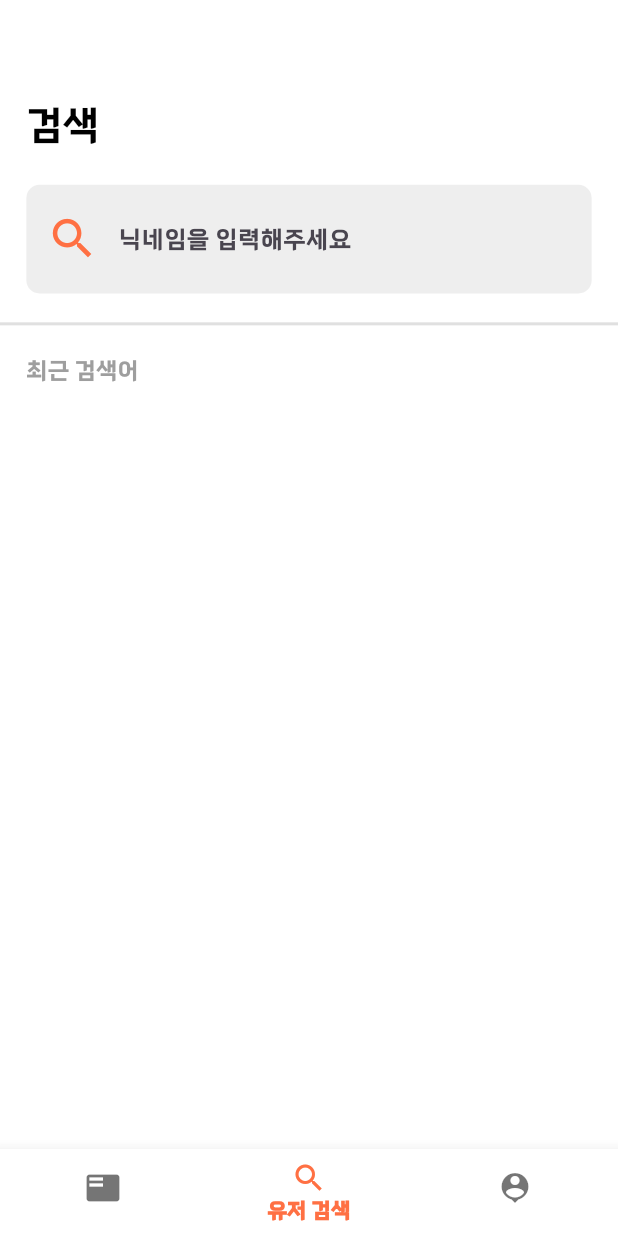
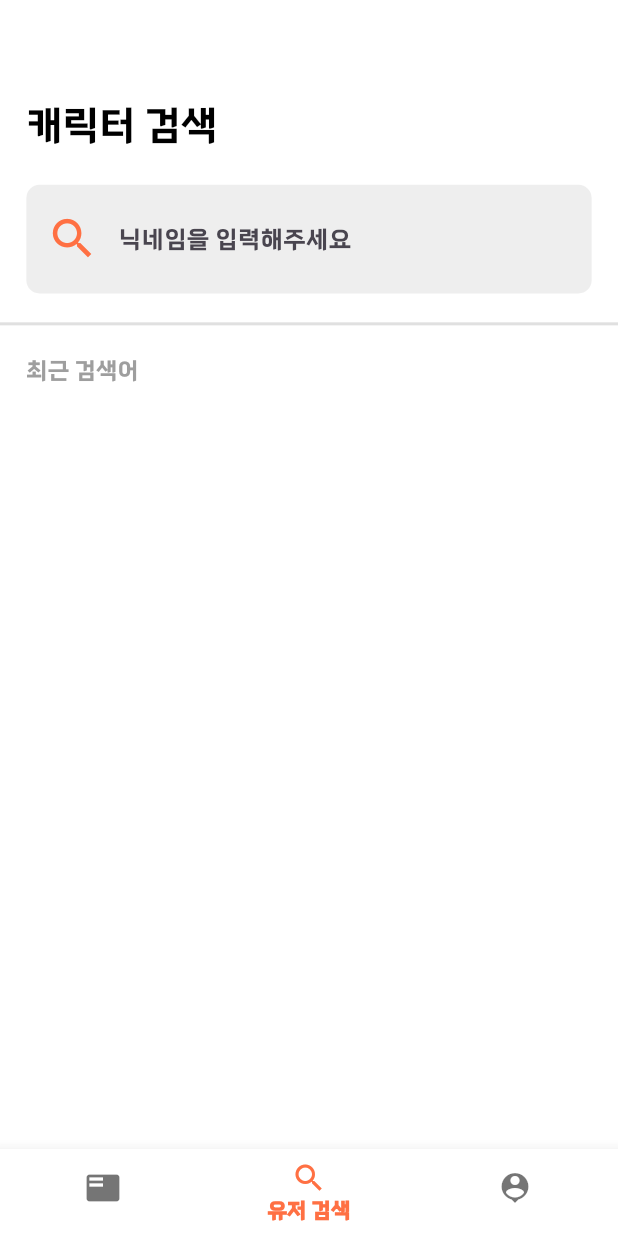
Before and after one commit to JYKIM317/loaduo, a Flutter app: the MainPage screen opened directly, item 2 of the bottom bar chosen, on a phone screen of 412 x 824 dp. Run offline on Flutter 3.47's test engine with Material 2 defaults, Android fonts, the phone set to English and light mode, and no system bars; drawn by our look-alikes of flutter_progress_hud; our stand-ins replace cloud_firestore, firebase_auth, firebase_core, flutter_riverpod, flutter_screenutil, fluttertoast and 1 more; accounts and stored records are empty; network calls fail; statements that could not run were skipped.

Commit message:
modify SearchUserPage view 검색 -> 캐릭터 검색

```diff
--- a/lib/ViewPage/SearchUserPage/SearchUserPage_view.dart
+++ b/lib/ViewPage/SearchUserPage/SearchUserPage_view.dart
@@ -39,7 +39,7 @@ class _SearchUserPageState extends ConsumerState<SearchUserPage> {
           Padding(
             padding: EdgeInsets.only(left: 16.w),
             child: Text(
-              '검색',
+              '캐릭터 검색',
               style: TextStyle(
                 fontSize: 24.sp,
                 color: Colors.black,
```
